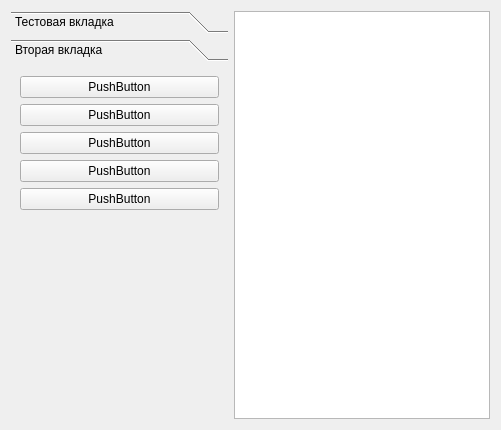
The window that Qt/_For_tests/src/mainbox/ui/mainbox.ui (RinatB2017/mega_GIT) describes before a commit, drawn with Qt 5.
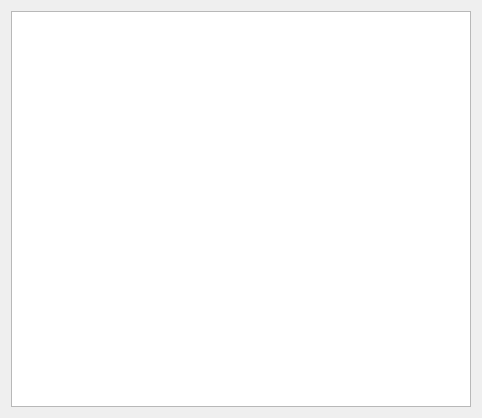
The same window after the commit. Custom widgets are drawn as their Qt base class.

Patch:
```diff
--- a/Qt/_For_tests/src/mainbox/ui/mainbox.ui
+++ b/Qt/_For_tests/src/mainbox/ui/mainbox.ui
@@ -6,136 +6,16 @@
    <rect>
     <x>0</x>
     <y>0</y>
-    <width>501</width>
-    <height>430</height>
+    <width>482</width>
+    <height>418</height>
    </rect>
   </property>
   <layout class="QHBoxLayout" name="horizontalLayout_2">
-   <item>
-    <widget class="QToolBox" name="toolBox">
-     <property name="tabletTracking">
-      <bool>true</bool>
-     </property>
-     <property name="currentIndex">
-      <number>1</number>
-     </property>
-     <widget class="QWidget" name="page">
-      <property name="geometry">
-       <rect>
-        <x>0</x>
-        <y>0</y>
-        <width>218</width>
-        <height>342</height>
-       </rect>
-      </property>
-      <attribute name="label">
-       <string>Тестовая вкладка</string>
-      </attribute>
-      <layout class="QVBoxLayout" name="verticalLayout_2">
-       <item>
-        <widget class="QPushButton" name="pushButton">
-         <property name="text">
-          <string>PushButton</string>
-         </property>
-        </widget>
-       </item>
-       <item>
-        <widget class="QPushButton" name="pushButton_2">
-         <property name="text">
-          <string>PushButton</string>
-         </property>
-        </widget>
-       </item>
-       <item>
-        <widget class="QPushButton" name="pushButton_3">
-         <property name="text">
-          <string>PushButton</string>
-         </property>
-        </widget>
-       </item>
-       <item>
-        <widget class="LogBox" name="widget" native="true"/>
-       </item>
-      </layout>
-     </widget>
-     <widget class="QWidget" name="page_2">
-      <property name="geometry">
-       <rect>
-        <x>0</x>
-        <y>0</y>
-        <width>218</width>
-        <height>342</height>
-       </rect>
-      </property>
-      <attribute name="label">
-       <string>Вторая вкладка</string>
-      </attribute>
-      <layout class="QVBoxLayout" name="verticalLayout">
-       <item>
-        <widget class="QPushButton" name="pushButton_4">
-         <property name="text">
-          <string>PushButton</string>
-         </property>
-        </widget>
-       </item>
-       <item>
-        <widget class="QPushButton" name="pushButton_5">
-         <property name="text">
-          <string>PushButton</string>
-         </property>
-        </widget>
-       </item>
-       <item>
-        <widget class="QPushButton" name="pushButton_6">
-         <property name="text">
-          <string>PushButton</string>
-         </property>
-        </widget>
-       </item>
-       <item>
-        <widget class="QPushButton" name="pushButton_7">
-         <property name="text">
-          <string>PushButton</string>
-         </property>
-        </widget>
-       </item>
-       <item>
-        <widget class="QPushButton" name="pushButton_8">
-         <property name="text">
-          <string>PushButton</string>
-         </property>
-        </widget>
-       </item>
-       <item>
-        <spacer name="verticalSpacer">
-         <property name="orientation">
-          <enum>Qt::Vertical</enum>
-         </property>
-         <property name="sizeHint" stdset="0">
-          <size>
-           <width>20</width>
-           <height>40</height>
-          </size>
-         </property>
-        </spacer>
-       </item>
-      </layout>
-     </widget>
-    </widget>
-   </item>
    <item>
     <widget class="QTableWidget" name="tableWidget"/>
    </item>
   </layout>
  </widget>
- <customwidgets>
-  <customwidget>
-   <class>LogBox</class>
-   <extends>QWidget</extends>
-   <header>logbox.hpp</header>
-   <container>1</container>
-  </customwidget>
- </customwidgets>
  <resources/>
  <connections/>
 </ui>
```
